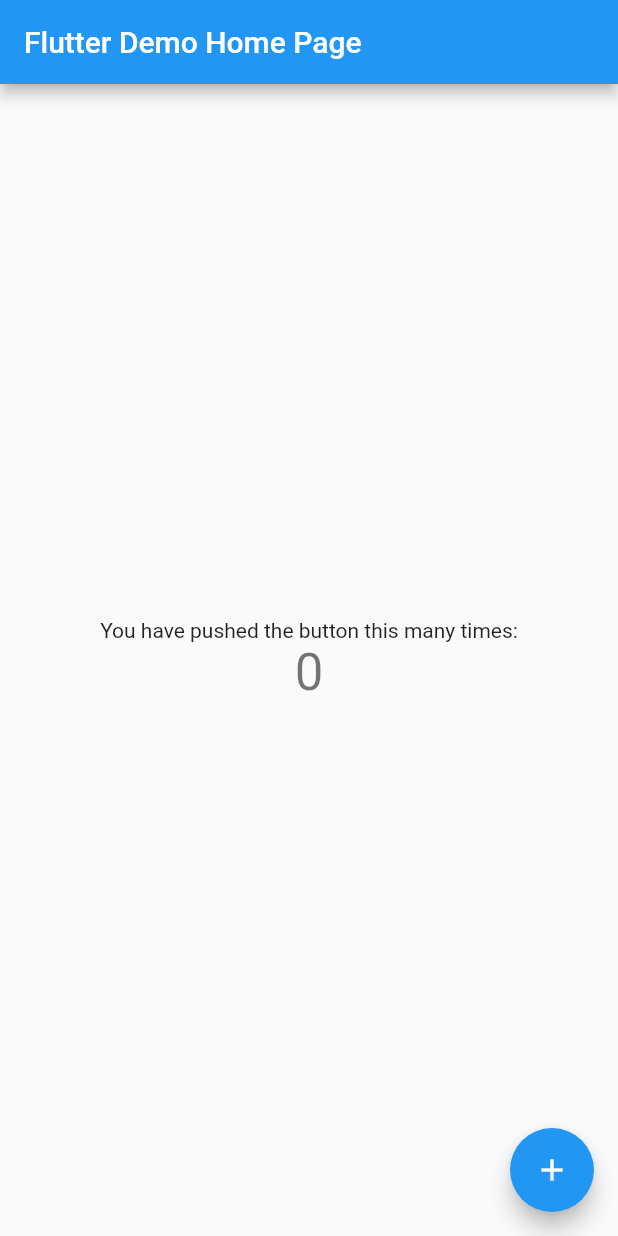
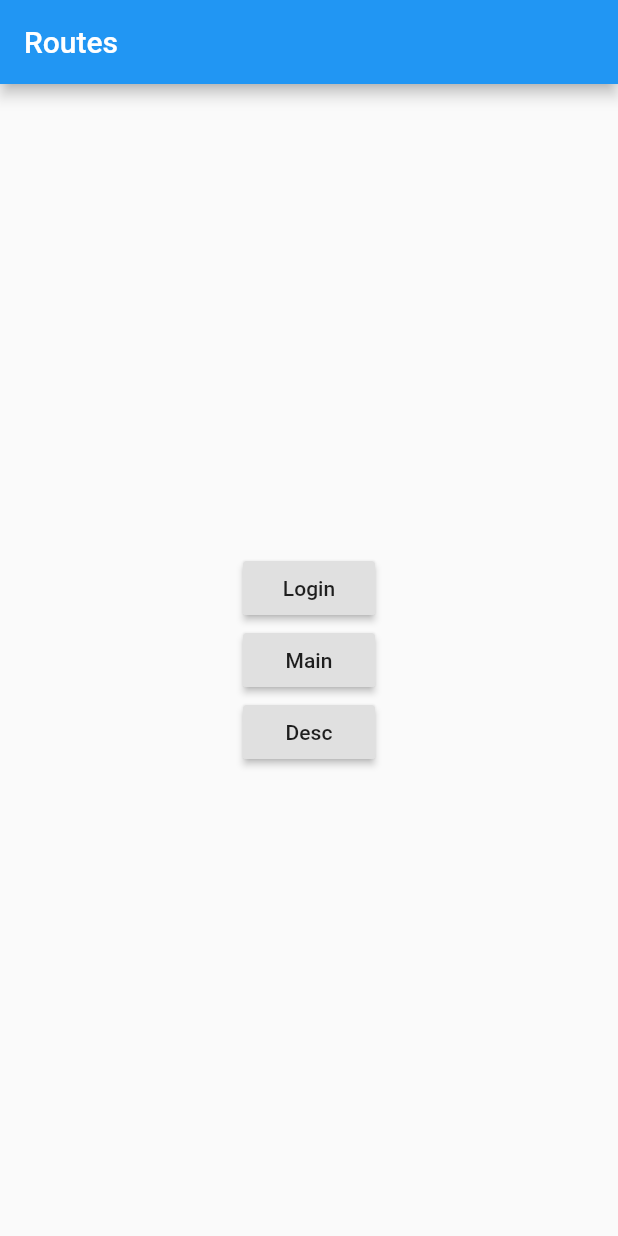
Before and after one commit to jatinkumar11954/meatapp, a Flutter app: the screen it shows after launch, on a phone screen of 412 x 824 dp. Run offline on Flutter 3.47's test engine with Material 2 defaults, Android fonts, the phone set to English and light mode, and no system bars.

Commit message:
login half

```diff
--- a/lib/main.dart
+++ b/lib/main.dart
@@ -1,4 +1,6 @@
 import 'package:flutter/material.dart';
+import 'package:meatapp/screens/login.dart';
+import 'short.dart';
 
 void main() => runApp(MyApp());
 
@@ -7,105 +9,52 @@ class MyApp extends StatelessWidget {
   @override
   Widget build(BuildContext context) {
     return MaterialApp(
-      title: 'Flutter Demo',
-      theme: ThemeData(
-        // This is the theme of your application.
-        //
-        // Try running your application with "flutter run". You'll see the
-        // application has a blue toolbar. Then, without quitting the app, try
-        // changing the primarySwatch below to Colors.green and then invoke
-        // "hot reload" (press "r" in the console where you ran "flutter run",
-        // or simply save your changes to "hot reload" in a Flutter IDE).
-        // Notice that the counter didn't reset back to zero; the application
-        // is not restarted.
-        primarySwatch: Colors.blue,
-      ),
-      home: MyHomePage(title: 'Flutter Demo Home Page'),
-    );
+      debugShowCheckedModeBanner: false,
+        title: 'Flutter Demo',
+        theme: ThemeData(
+          primarySwatch: Colors.blue,
+        ),
+        home:Home(),
+        routes: <String, WidgetBuilder>{
+          'Login': (BuildContext context) => new Login(),
+          //   'Main':(BuildContext context)=> new Main(),
+          //  'Dewsc': (BuildContext context) => new Desc(),
+        });
   }
 }
-
-class MyHomePage extends StatefulWidget {
-  MyHomePage({Key key, this.title}) : super(key: key);
-
-  // This widget is the home page of your application. It is stateful, meaning
-  // that it has a State object (defined below) that contains fields that affect
-  // how it looks.
-
-  // This class is the configuration for the state. It holds the values (in this
-  // case the title) provided by the parent (in this case the App widget) and
-  // used by the build method of the State. Fields in a Widget subclass are
-  // always marked "final".
-
-  final String title;
-
+class Home extends StatefulWidget {
   @override
-  _MyHomePageState createState() => _MyHomePageState();
+  _HomeState createState() => _HomeState();
 }
 
-class _MyHomePageState extends State<MyHomePage> {
-  int _counter = 0;
-
-  void _incrementCounter() {
-    setState(() {
-      // This call to setState tells the Flutter framework that something has
-      // changed in this State, which causes it to rerun the build method below
-      // so that the display can reflect the updated values. If we changed
-      // _counter without calling setState(), then the build method would not be
-      // called again, and so nothing would appear to happen.
-      _counter++;
-    });
-  }
+class _HomeState extends State<Home> {
 
   @override
   Widget build(BuildContext context) {
-    // This method is rerun every time setState is called, for instance as done
-    // by the _incrementCounter method above.
-    //
-    // The Flutter framework has been optimized to make rerunning build methods
-    // fast, so that you can just rebuild anything that needs updating rather
-    // than having to individually change instances of widgets.
+
     return Scaffold(
-      appBar: AppBar(
-        // Here we take the value from the MyHomePage object that was created by
-        // the App.build method, and use it to set our appbar title.
-        title: Text(widget.title),
-      ),
-      body: Center(
-        // Center is a layout widget. It takes a single child and positions it
-        // in the middle of the parent.
-        child: Column(
-          // Column is also a layout widget. It takes a list of children and
-          // arranges them vertically. By default, it sizes itself to fit its
-          // children horizontally, and tries to be as tall as its parent.
-          //
-          // Invoke "debug painting" (press "p" in the console, choose the
-          // "Toggle Debug Paint" action from the Flutter Inspector in Android
-          // Studio, or the "Toggle Debug Paint" command in Visual Studio Code)
-          // to see the wireframe for each widget.
-          //
-          // Column has various properties to control how it sizes itself and
-          // how it positions its children. Here we use mainAxisAlignment to
-          // center the children vertically; the main axis here is the vertical
-          // axis because Columns are vertical (the cross axis would be
-          // horizontal).
-          mainAxisAlignment: MainAxisAlignment.center,
-          children: <Widget>[
-            Text(
-              'You have pushed the button this many times:',
+          appBar: AppBar(
+            title: Text("Routes"),
+          ),
+          body: Center(
+            child: Column(
+              mainAxisAlignment: MainAxisAlignment.center,
+              children: <Widget>[
+                RaisedButton(
+                    onPressed: () =>
+                        Navigator.pushReplacementNamed(context, "Login"),
+                    child: Text("Login")),
+                RaisedButton(
+                    onPressed: () =>
+                        Navigator.pushReplacementNamed(context, "Main"),
+                    child: Text("Main")),
+                RaisedButton(
+                    onPressed: () =>
+                        Navigator.pushReplacementNamed(context, "Desc"),
+                    child: Text("Desc")),
+              ],
             ),
-            Text(
-              '$_counter',
-              style: Theme.of(context).textTheme.display1,
-            ),
-          ],
-        ),
-      ),
-      floatingActionButton: FloatingActionButton(
-        onPressed: _incrementCounter,
-        tooltip: 'Increment',
-        child: Icon(Icons.add),
-      ), // This trailing comma makes auto-formatting nicer for build methods.
-    );
+          ),
+        );
   }
 }
```
Also changed, not shown: lib/screens/login.dart (added, +155 -0 lines), lib/short.dart (added, +11 -0 lines), pubspec.lock (added).
